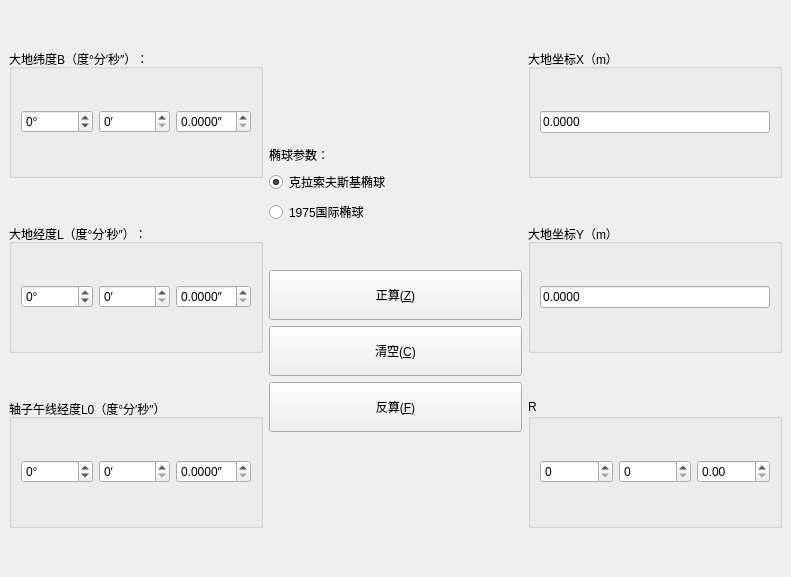
This is mainwindow.ui in QuinMeow/Gauss_Coordinate_Calculation as Qt 5 draws it before an edit. The edited form follows.
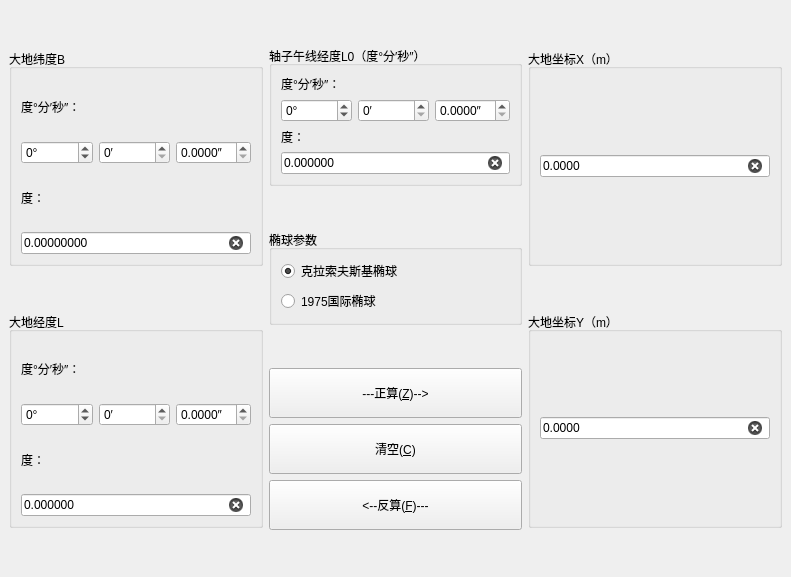
This is the edited form.

Commit message: 反算功能完成+添加度制输入

```diff
--- a/mainwindow.ui
+++ b/mainwindow.ui
@@ -50,10 +50,17 @@
         <item>
          <widget class="QGroupBox" name="B_Box">
           <property name="title">
-           <string>大地纬度B（度°分′秒″）：</string>
+           <string>大地纬度B</string>
           </property>
-          <layout class="QGridLayout" name="gridLayout">
-           <item row="0" column="0">
+          <layout class="QVBoxLayout" name="verticalLayout_3">
+           <item>
+            <widget class="QLabel" name="label_2">
+             <property name="text">
+              <string>度°分′秒″：</string>
+             </property>
+            </widget>
+           </item>
+           <item>
             <layout class="QHBoxLayout" name="horizontalLayout_2">
              <item>
               <widget class="QSpinBox" name="B_d">
@@ -96,6 +103,29 @@
              </item>
             </layout>
            </item>
+           <item>
+            <widget class="QLabel" name="label_3">
+             <property name="text">
+              <string>度：</string>
+             </property>
+            </widget>
+           </item>
+           <item>
+            <widget class="QLineEdit" name="B_line">
+             <property name="sizePolicy">
+              <sizepolicy hsizetype="Preferred" vsizetype="Fixed">
+               <horstretch>0</horstretch>
+               <verstretch>0</verstretch>
+              </sizepolicy>
+             </property>
+             <property name="text">
+              <string>0.00000000</string>
+             </property>
+             <property name="clearButtonEnabled">
+              <bool>true</bool>
+             </property>
+            </widget>
+           </item>
           </layout>
          </widget>
         </item>
@@ -118,10 +148,17 @@
         <item>
          <widget class="QGroupBox" name="L_Box">
           <property name="title">
-           <string>大地经度L（度°分′秒″）：</string>
+           <string>大地经度L</string>
           </property>
-          <layout class="QGridLayout" name="gridLayout_2">
-           <item row="0" column="0">
+          <layout class="QVBoxLayout" name="verticalLayout_4">
+           <item>
+            <widget class="QLabel" name="label_4">
+             <property name="text">
+              <string>度°分′秒″：</string>
+             </property>
+            </widget>
+           </item>
+           <item>
             <layout class="QHBoxLayout" name="horizontalLayout_3">
              <item>
               <widget class="QSpinBox" name="L_d">
@@ -161,6 +198,29 @@
              </item>
             </layout>
            </item>
+           <item>
+            <widget class="QLabel" name="label_5">
+             <property name="text">
+              <string>度：</string>
+             </property>
+            </widget>
+           </item>
+           <item>
+            <widget class="QLineEdit" name="L_line">
+             <property name="sizePolicy">
+              <sizepolicy hsizetype="Preferred" vsizetype="Fixed">
+               <horstretch>0</horstretch>
+               <verstretch>0</verstretch>
+              </sizepolicy>
+             </property>
+             <property name="text">
+              <string>0.000000</string>
+             </property>
+             <property name="clearButtonEnabled">
+              <bool>true</bool>
+             </property>
+            </widget>
+           </item>
           </layout>
          </widget>
         </item>
@@ -180,13 +240,30 @@
           </property>
          </spacer>
         </item>
+       </layout>
+      </item>
+      <item>
+       <layout class="QVBoxLayout" name="verticalLayout_2">
+        <item>
+         <spacer name="verticalSpacer_3">
+          <property name="orientation">
+           <enum>Qt::Vertical</enum>
+          </property>
+          <property name="sizeHint" stdset="0">
+           <size>
+            <width>20</width>
+            <height>40</height>
+           </size>
+          </property>
+         </spacer>
+        </item>
         <item>
          <widget class="QGroupBox" name="L0_Box">
           <property name="title">
            <string>轴子午线经度L0（度°分′秒″）</string>
           </property>
           <layout class="QGridLayout" name="gridLayout_3">
-           <item row="0" column="0">
+           <item row="1" column="0">
             <layout class="QHBoxLayout" name="horizontalLayout_4">
              <item>
               <widget class="QSpinBox" name="L0_d">
@@ -229,76 +306,37 @@
              </item>
             </layout>
            </item>
+           <item row="3" column="0">
+            <widget class="QLineEdit" name="L0_line">
+             <property name="sizePolicy">
+              <sizepolicy hsizetype="Preferred" vsizetype="Fixed">
+               <horstretch>0</horstretch>
+               <verstretch>0</verstretch>
+              </sizepolicy>
+             </property>
+             <property name="text">
+              <string>0.000000</string>
+             </property>
+             <property name="clearButtonEnabled">
+              <bool>true</bool>
+             </property>
+            </widget>
+           </item>
+           <item row="0" column="0">
+            <widget class="QLabel" name="label_6">
+             <property name="text">
+              <string>度°分′秒″：</string>
+             </property>
+            </widget>
+           </item>
+           <item row="2" column="0">
+            <widget class="QLabel" name="label_7">
+             <property name="text">
+              <string>度：</string>
+             </property>
+            </widget>
+           </item>
           </layout>
-         </widget>
-        </item>
-        <item>
-         <spacer name="verticalSpacer_11">
-          <property name="orientation">
-           <enum>Qt::Vertical</enum>
-          </property>
-          <property name="sizeType">
-           <enum>QSizePolicy::Preferred</enum>
-          </property>
-          <property name="sizeHint" stdset="0">
-           <size>
-            <width>20</width>
-            <height>40</height>
-           </size>
-          </property>
-         </spacer>
-        </item>
-       </layout>
-      </item>
-      <item>
-       <layout class="QVBoxLayout" name="verticalLayout_2">
-        <item>
-         <spacer name="verticalSpacer_3">
-          <property name="orientation">
-           <enum>Qt::Vertical</enum>
-          </property>
-          <property name="sizeHint" stdset="0">
-           <size>
-            <width>20</width>
-            <height>40</height>
-           </size>
-          </property>
-         </spacer>
-        </item>
-        <item>
-         <widget class="QLabel" name="label">
-          <property name="sizePolicy">
-           <sizepolicy hsizetype="Preferred" vsizetype="Fixed">
-            <horstretch>0</horstretch>
-            <verstretch>0</verstretch>
-           </sizepolicy>
-          </property>
-          <property name="text">
-           <string>椭球参数：</string>
-          </property>
-         </widget>
-        </item>
-        <item>
-         <widget class="QRadioButton" name="radBtn_T">
-          <property name="text">
-           <string>克拉索夫斯基椭球</string>
-          </property>
-          <property name="checkable">
-           <bool>true</bool>
-          </property>
-          <property name="checked">
-           <bool>true</bool>
-          </property>
-          <property name="autoRepeat">
-           <bool>false</bool>
-          </property>
-         </widget>
-        </item>
-        <item>
-         <widget class="QRadioButton" name="radBtn_IAG">
-          <property name="text">
-           <string>1975国际椭球</string>
-          </property>
          </widget>
         </item>
         <item>
@@ -317,6 +355,51 @@
           </property>
          </spacer>
         </item>
+        <item>
+         <widget class="QGroupBox" name="groupBox">
+          <property name="title">
+           <string>椭球参数</string>
+          </property>
+          <layout class="QVBoxLayout" name="verticalLayout">
+           <item>
+            <widget class="QRadioButton" name="radBtn_T">
+             <property name="text">
+              <string>克拉索夫斯基椭球</string>
+             </property>
+             <property name="checkable">
+              <bool>true</bool>
+             </property>
+             <property name="checked">
+              <bool>true</bool>
+             </property>
+             <property name="autoRepeat">
+              <bool>false</bool>
+             </property>
+            </widget>
+           </item>
+           <item>
+            <widget class="QRadioButton" name="radBtn_IAG">
+             <property name="text">
+              <string>1975国际椭球</string>
+             </property>
+            </widget>
+           </item>
+          </layout>
+         </widget>
+        </item>
+        <item>
+         <spacer name="verticalSpacer_2">
+          <property name="orientation">
+           <enum>Qt::Vertical</enum>
+          </property>
+          <property name="sizeHint" stdset="0">
+           <size>
+            <width>20</width>
+            <height>40</height>
+           </size>
+          </property>
+         </spacer>
+        </item>
         <item>
          <widget class="QPushButton" name="Btn_PosCal">
           <property name="sizePolicy">
@@ -332,7 +415,7 @@
            </size>
           </property>
           <property name="text">
-           <string>正算(&amp;Z)</string>
+           <string>---正算(&amp;Z)--&gt;</string>
           </property>
          </widget>
         </item>
@@ -358,15 +441,18 @@
            </size>
           </property>
           <property name="text">
-           <string>反算(&amp;F)</string>
+           <string>&lt;--反算(&amp;F)---</string>
           </property>
          </widget>
         </item>
         <item>
-         <spacer name="verticalSpacer_2">
+         <spacer name="verticalSpacer_11">
           <property name="orientation">
            <enum>Qt::Vertical</enum>
           </property>
+          <property name="sizeType">
+           <enum>QSizePolicy::Preferred</enum>
+          </property>
           <property name="sizeHint" stdset="0">
            <size>
             <width>20</width>
@@ -421,6 +507,9 @@
              <property name="placeholderText">
               <string/>
              </property>
+             <property name="clearButtonEnabled">
+              <bool>true</bool>
+             </property>
             </widget>
            </item>
           </layout>
@@ -459,6 +548,9 @@
              <property name="text">
               <string>0.0000</string>
              </property>
+             <property name="clearButtonEnabled">
+              <bool>true</bool>
+             </property>
             </widget>
            </item>
           </layout>
@@ -480,44 +572,6 @@
           </property>
          </spacer>
         </item>
-        <item>
-         <widget class="QGroupBox" name="groupBox_6">
-          <property name="title">
-           <string>R</string>
-          </property>
-          <layout class="QGridLayout" name="gridLayout_6">
-           <item row="0" column="0">
-            <layout class="QHBoxLayout" name="horizontalLayout">
-             <item>
-              <widget class="QSpinBox" name="R_d"/>
-             </item>
-             <item>
-              <widget class="QSpinBox" name="R_m"/>
-             </item>
-             <item>
-              <widget class="QDoubleSpinBox" name="R_s"/>
-             </item>
-            </layout>
-           </item>
-          </layout>
-         </widget>
-        </item>
-        <item>
-         <spacer name="verticalSpacer_7">
-          <property name="orientation">
-           <enum>Qt::Vertical</enum>
-          </property>
-          <property name="sizeType">
-           <enum>QSizePolicy::Preferred</enum>
-          </property>
-          <property name="sizeHint" stdset="0">
-           <size>
-            <width>20</width>
-            <height>40</height>
-           </size>
-          </property>
-         </spacer>
-        </item>
        </layout>
       </item>
      </layout>
```
The commit also changes 2 other files.
